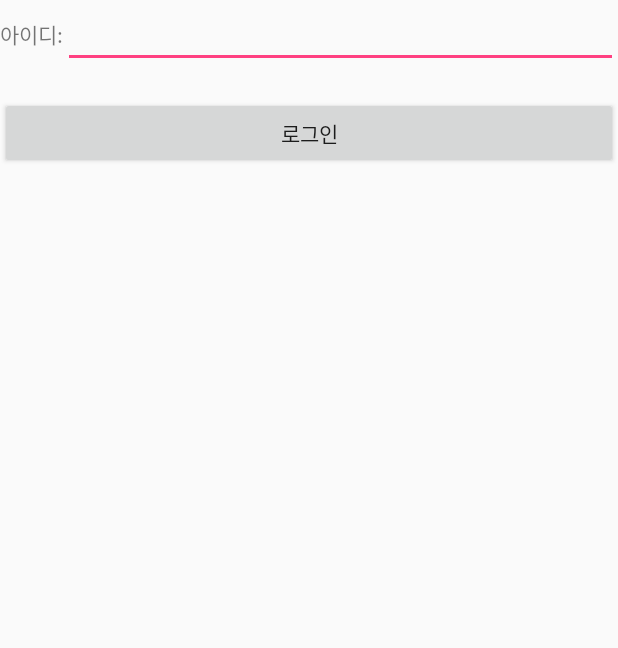
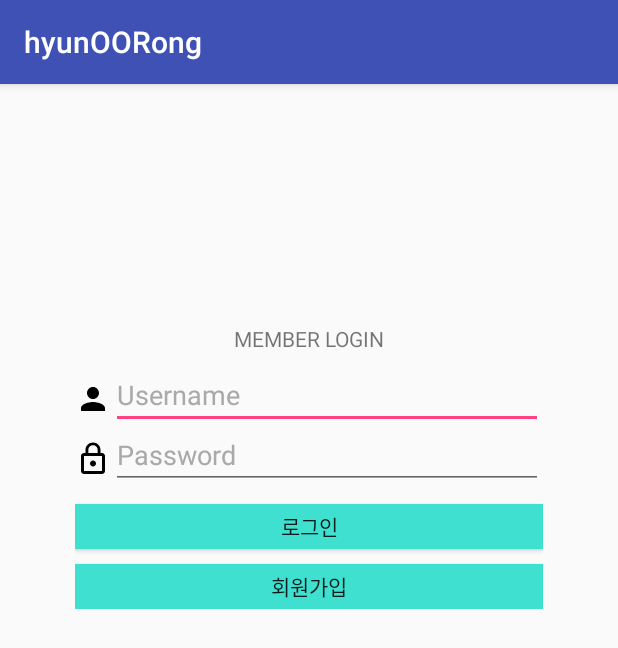
Before and after one commit to hyunOO/CS496_Week3, an Android app: the screen it shows after launch (Login), on a phone screen of 412 x 824 dp. Shown: the top 648 px of the screen. Run offline under Robolectric (Android 15) with nearby library versions, the phone set to English and light mode, and no system bars.

Commit message:
[Client] login and sign only UI

```diff
--- a/Client/app/src/main/java/com/cs496/cs496_week3/Login.java
+++ b/Client/app/src/main/java/com/cs496/cs496_week3/Login.java
@@ -7,13 +7,18 @@ import android.os.Bundle;
 import android.support.v7.app.AppCompatActivity;
 import android.util.Log;
 import android.view.View;
+import android.view.ViewGroup;
+import android.widget.ArrayAdapter;
 import android.widget.Button;
 import android.widget.EditText;
+import android.widget.LinearLayout;
+import android.widget.Spinner;
 import android.widget.TextView;
 import android.widget.Toast;
 
 import org.json.JSONArray;
 import org.json.JSONObject;
+import org.w3c.dom.Text;
 
 import java.io.IOException;
 
@@ -32,6 +37,10 @@ public class Login extends AppCompatActivity {
     public void onCreate(Bundle savedInstanceState) {
         super.onCreate(savedInstanceState);
         setContentView(R.layout.login_layout);
+        final Context mContext = this;
+
+        LinearLayout linearLayout1 = (LinearLayout) findViewById(R.id.main_sign_layout);
+        linearLayout1.setVisibility(View.GONE);
 
         Button login_btn = (Button) findViewById(R.id.login);
         login_btn.setOnClickListener((new View.OnClickListener(){
@@ -44,6 +53,10 @@ public class Login extends AppCompatActivity {
                 GetHandler handler = new GetHandler();
                 try{
                     String res = handler.execute(url).get();
+                    if(res == null){
+                        Toast.makeText(mContext, "존재하지 않는 아이디 입니다.", Toast.LENGTH_SHORT).show();
+                    }
+                    else{
                         JSONObject json = new JSONObject(res);
                         id = json.getString("id");
                         String department = json.getString("department");
@@ -58,8 +71,32 @@ public class Login extends AppCompatActivity {
                         intent.putExtra("tag", tag);
                         startActivity(intent);
                     }
+                }
                 catch (Exception e){
                 }
+            }
+        }));
+
+        Button sign_btn = (Button) findViewById(R.id.sign);
+        sign_btn.setOnClickListener((new View.OnClickListener(){
+            @Override
+            public void onClick(View v){
+                Intent intent = new Intent(Login.this, Sign.class);
+                startActivity(intent);
+                /*
+                LinearLayout linearLayout = (LinearLayout) findViewById(R.id.main_login_layout);
+                ViewGroup.MarginLayoutParams params = (ViewGroup.MarginLayoutParams) linearLayout.getLayoutParams();
+                params.topMargin = 50;
+                params.bottomMargin = 0;
+                linearLayout.setLayoutParams(params);
+                LinearLayout linearLayout = (LinearLayout) findViewById(R.id.main_login_layout);
+                linearLayout.setVisibility(View.GONE);
+                LinearLayout linearLayout1 = (LinearLayout) findViewById(R.id.main_sign_layout);
+                linearLayout1.setVisibility(View.VISIBLE);
+                Spinner spinner = (Spinner) findViewById(R.id.departmentselect);
+                ArrayAdapter sAdapter = ArrayAdapter.createFromResource(mContext, R.array.department, R.layout.support_simple_spinner_dropdown_item);
+                spinner.setAdapter(sAdapter);
+                */
             }
         }));
     }
--- /dev/null
+++ b/Client/app/src/main/res/drawable/ic_lock_outline_black_24dp.xml
@@ -0,0 +1,9 @@
+<vector xmlns:android="http://schemas.android.com/apk/res/android"
+        android:width="24dp"
+        android:height="24dp"
+        android:viewportWidth="24.0"
+        android:viewportHeight="24.0">
+    <path
+        android:fillColor="#FF000000"
+        android:pathData="M12,17c1.1,0 2,-0.9 2,-2s-0.9,-2 -2,-2 -2,0.9 -2,2 0.9,2 2,2zM18,8h-1L17,6c0,-2.76 -2.24,-5 -5,-5S7,3.24 7,6v2L6,8c-1.1,0 -2,0.9 -2,2v10c0,1.1 0.9,2 2,2h12c1.1,0 2,-0.9 2,-2L20,10c0,-1.1 -0.9,-2 -2,-2zM8.9,6c0,-1.71 1.39,-3.1 3.1,-3.1s3.1,1.39 3.1,3.1v2L8.9,8L8.9,6zM18,20L6,20L6,10h12v10z"/>
+</vector>
--- /dev/null
+++ b/Client/app/src/main/res/drawable/ic_person_black_24dp.xml
@@ -0,0 +1,9 @@
+<vector xmlns:android="http://schemas.android.com/apk/res/android"
+        android:width="24dp"
+        android:height="24dp"
+        android:viewportWidth="24.0"
+        android:viewportHeight="24.0">
+    <path
+        android:fillColor="#FF000000"
+        android:pathData="M12,12c2.21,0 4,-1.79 4,-4s-1.79,-4 -4,-4 -4,1.79 -4,4 1.79,4 4,4zM12,14c-2.67,0 -8,1.34 -8,4v2h16v-2c0,-2.66 -5.33,-4 -8,-4z"/>
+</vector>
--- a/Client/app/src/main/res/layout/login_layout.xml
+++ b/Client/app/src/main/res/layout/login_layout.xml
@@ -1,36 +1,147 @@
 <?xml version="1.0" encoding="utf-8"?>
 <LinearLayout xmlns:android="http://schemas.android.com/apk/res/android"
     android:orientation="vertical" android:layout_width="match_parent"
-    android:layout_height="match_parent">
+    android:layout_height="match_parent"
+    >
+
+    <LinearLayout
+        android:id="@+id/main_login_layout"
+        android:layout_width="match_parent"
+        android:layout_height="wrap_content"
+        android:layout_gravity="center"
+        android:layout_marginBottom="150dp"
+        android:layout_marginLeft="50dp"
+        android:layout_marginTop="150dp"
+        android:layout_marginRight="50dp"
+        android:orientation="vertical"
+        >
 
         <LinearLayout
             android:layout_width="match_parent"
-        android:layout_height="wrap_content"
+            android:layout_height="40dp"
             android:orientation="horizontal">
 
             <TextView
-            android:id="@+id/iD"
+                android:layout_width="match_parent"
+                android:layout_height="match_parent"
+                android:text="MEMBER LOGIN"
+                android:gravity="center"/>
+
+        </LinearLayout>
+
+
+        <LinearLayout
+            android:layout_width="match_parent"
+            android:layout_height="40dp"
+            android:orientation="horizontal">
+
+            <ImageView
                 android:layout_width="wrap_content"
                 android:layout_height="match_parent"
-            android:gravity="center"
-            android:text="아이디:"/>
+                android:src="@drawable/ic_person_black_24dp"/>
 
             <EditText
                 android:id="@+id/enterId"
                 android:layout_width="match_parent"
-            android:layout_height="match_parent" />
+                android:layout_height="match_parent"
+                android:hint="Username"
+                android:textColorHint="#a9a9a9"/>
 
         </LinearLayout>
 
 
+        <LinearLayout
+            android:layout_width="match_parent"
+            android:layout_height="40dp"
+            android:orientation="horizontal">
+
+            <ImageView
+                android:layout_width="wrap_content"
+                android:layout_height="match_parent"
+                android:src="@drawable/ic_lock_outline_black_24dp"/>
+            <EditText
+                android:id="@+id/enterPW"
+                android:layout_width="match_parent"
+                android:layout_height="match_parent"
+                android:hint="Password"
+                android:textColorHint="#a9a9a9"/>
+
+        </LinearLayout>
+
         <TextView
-        android:id="@+id/textView"
             android:layout_width="match_parent"
-        android:layout_height="wrap_content" />
+            android:layout_height="10dp" />
 
         <Button
             android:id="@+id/login"
             android:layout_width="match_parent"
+            android:layout_height="30dp"
+            android:background="#40e0d0"
+            android:text="로그인" />
+
+        <TextView
+            android:layout_width="match_parent"
+            android:layout_height="10dp" />
+        <Button
+            android:id="@+id/sign"
+            android:layout_width="match_parent"
+            android:layout_height="30dp"
+            android:background="#40e0d0"
+            android:text="회원가입" />
+
+    </LinearLayout>
+
+
+
+    <LinearLayout
+        android:id="@+id/main_sign_layout"
+        android:layout_width="match_parent"
         android:layout_height="wrap_content"
-        android:text="로그인"/>
+        android:orientation="vertical"
+        android:layout_marginLeft="50dp"
+        android:layout_marginRight="50dp"
+        android:layout_gravity="center_horizontal|center_vertical">
+
+        <EditText
+            android:id="@+id/id"
+            android:layout_width="match_parent"
+            android:layout_height="wrap_content"
+            android:hint="아이디" />
+
+
+        <EditText
+            android:layout_width="match_parent"
+            android:layout_height="wrap_content"
+            android:hint="비밀번호" />
+
+
+        <Spinner
+            android:id="@+id/departmentselect"
+            android:layout_width="match_parent"
+            android:layout_height="wrap_content">
+
+        </Spinner>
+
+        <EditText
+            android:layout_width="match_parent"
+            android:layout_height="wrap_content"
+            android:hint="동아리"
+            android:inputType="textMultiLine"
+            android:scrollbars="vertical"/>
+
+        <EditText
+            android:layout_width="match_parent"
+            android:layout_height="wrap_content"
+            android:hint="취미 혹은 하고 싶은 말"
+            android:inputType="textMultiLine"
+            android:scrollbars="vertical"/>
+
+        <Button
+            android:layout_width="match_parent"
+            android:layout_height="30dp"
+            android:background="#40e0d0"
+            android:text="회원가입 하기"/>
+
     </LinearLayout>
+
+</LinearLayout>
--- /dev/null
+++ b/Client/app/src/main/res/values/array.xml
@@ -0,0 +1,9 @@
+<?xml version="1.0" encoding="utf-8"?>
+<resources>
+    <string-array name="department">
+        <item>학과선택</item>
+        <item>전산학부</item>
+        <item>물리학과</item>
+        <item>수리과학과</item>
+    </string-array>
+</resources>
```
Also changed, not shown: Client/app/src/main/AndroidManifest.xml (+2 -5 lines), Client/app/src/main/java/com/cs496/cs496_week3/Sign.java (added, +36 -0 lines), Client/app/src/main/res/layout/sign_layout.xml (added, +57 -0 lines). Lines whose indentation alone changed are shown as unchanged.
